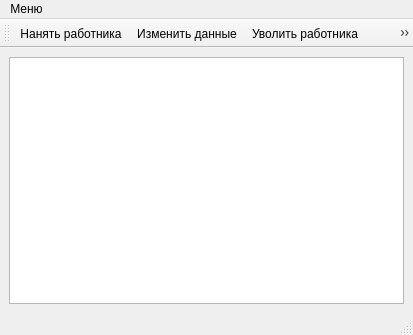
Above: mainwindow.ui from eazyproger/HRDep before the change. Below: the same form after it.
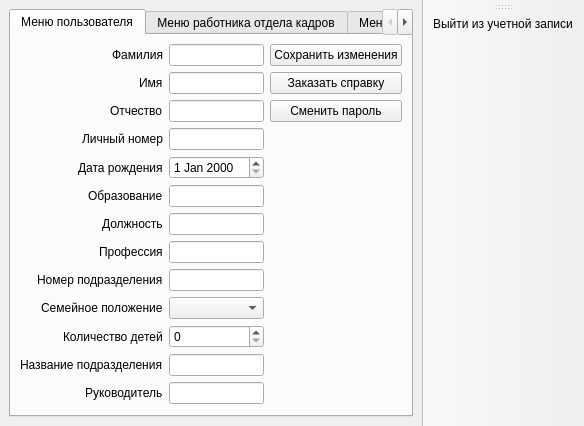
That is the form after the change. Icons and pictures are not drawn.

Commit message: finished userMenu, other minor changes

Diff of the .ui file:
```diff
--- a/mainwindow.ui
+++ b/mainwindow.ui
@@ -6,84 +6,318 @@
    <rect>
     <x>0</x>
     <y>0</y>
-    <width>413</width>
-    <height>335</height>
+    <width>516</width>
+    <height>425</height>
    </rect>
   </property>
   <property name="windowTitle">
    <string>MainWindow</string>
   </property>
   <widget class="QWidget" name="centralwidget">
-   <layout class="QHBoxLayout" name="horizontalLayout">
-    <item>
-     <widget class="QTableWidget" name="mainTable"/>
+   <layout class="QGridLayout" name="gridLayout_2">
+    <item row="0" column="1">
+     <widget class="QTabWidget" name="tabWidget">
+      <property name="currentIndex">
+       <number>0</number>
+      </property>
+      <widget class="QWidget" name="userMenu">
+       <attribute name="title">
+        <string>Меню пользователя</string>
+       </attribute>
+       <layout class="QGridLayout" name="gridLayout">
+        <item row="2" column="3">
+         <widget class="QPushButton" name="saveChanges">
+          <property name="text">
+           <string>Сохранить изменения</string>
+          </property>
+         </widget>
+        </item>
+        <item row="21" column="1" alignment="Qt::AlignRight">
+         <widget class="QLabel" name="label_7">
+          <property name="text">
+           <string>Профессия</string>
+          </property>
+         </widget>
+        </item>
+        <item row="28" column="2">
+         <widget class="QSpinBox" name="numberOfChildren"/>
+        </item>
+        <item row="12" column="1" alignment="Qt::AlignRight">
+         <widget class="QLabel" name="label_3">
+          <property name="text">
+           <string>Личный номер</string>
+          </property>
+         </widget>
+        </item>
+        <item row="2" column="2">
+         <widget class="QLineEdit" name="surname"/>
+        </item>
+        <item row="2" column="1">
+         <widget class="QLabel" name="label">
+          <property name="inputMethodHints">
+           <set>Qt::ImhNone</set>
+          </property>
+          <property name="text">
+           <string>&lt;html&gt;&lt;head/&gt;&lt;body&gt;&lt;p align=&quot;right&quot;&gt;Фамилия&lt;/p&gt;&lt;/body&gt;&lt;/html&gt;</string>
+          </property>
+          <property name="textInteractionFlags">
+           <set>Qt::LinksAccessibleByMouse</set>
+          </property>
+         </widget>
+        </item>
+        <item row="8" column="2">
+         <widget class="QLineEdit" name="lastName"/>
+        </item>
+        <item row="23" column="1" alignment="Qt::AlignRight">
+         <widget class="QLabel" name="label_10">
+          <property name="text">
+           <string>Семейное положение</string>
+          </property>
+         </widget>
+        </item>
+        <item row="28" column="1" alignment="Qt::AlignRight">
+         <widget class="QLabel" name="label_11">
+          <property name="text">
+           <string>Количество детей</string>
+          </property>
+         </widget>
+        </item>
+        <item row="5" column="2">
+         <widget class="QLineEdit" name="name"/>
+        </item>
+        <item row="19" column="2">
+         <widget class="QLineEdit" name="post"/>
+        </item>
+        <item row="8" column="1" alignment="Qt::AlignRight">
+         <widget class="QLabel" name="label_4">
+          <property name="text">
+           <string>Отчество</string>
+          </property>
+         </widget>
+        </item>
+        <item row="29" column="2">
+         <widget class="QLineEdit" name="divisionName"/>
+        </item>
+        <item row="23" column="2">
+         <widget class="QComboBox" name="marritalStatus"/>
+        </item>
+        <item row="8" column="3">
+         <widget class="QPushButton" name="changePassword">
+          <property name="text">
+           <string>Сменить пароль</string>
+          </property>
+         </widget>
+        </item>
+        <item row="21" column="2">
+         <widget class="QLineEdit" name="profession">
+          <property name="text">
+           <string/>
+          </property>
+         </widget>
+        </item>
+        <item row="5" column="3">
+         <widget class="QPushButton" name="requestCertificate">
+          <property name="text">
+           <string>Заказать справку</string>
+          </property>
+         </widget>
+        </item>
+        <item row="29" column="1">
+         <widget class="QLabel" name="label_12">
+          <property name="text">
+           <string>Название подразделения</string>
+          </property>
+         </widget>
+        </item>
+        <item row="19" column="1" alignment="Qt::AlignRight">
+         <widget class="QLabel" name="label_8">
+          <property name="text">
+           <string>Должность</string>
+          </property>
+         </widget>
+        </item>
+        <item row="30" column="1" alignment="Qt::AlignRight">
+         <widget class="QLabel" name="label_13">
+          <property name="text">
+           <string>Руководитель</string>
+          </property>
+         </widget>
+        </item>
+        <item row="22" column="1" alignment="Qt::AlignRight">
+         <widget class="QLabel" name="label_9">
+          <property name="text">
+           <string>Номер подразделения</string>
+          </property>
+         </widget>
+        </item>
+        <item row="18" column="1" alignment="Qt::AlignRight">
+         <widget class="QLabel" name="label_6">
+          <property name="text">
+           <string>Образование</string>
+          </property>
+         </widget>
+        </item>
+        <item row="14" column="2">
+         <widget class="QDateEdit" name="birthday"/>
+        </item>
+        <item row="12" column="2">
+         <widget class="QLineEdit" name="personalNumber"/>
+        </item>
+        <item row="5" column="1" alignment="Qt::AlignRight">
+         <widget class="QLabel" name="label_2">
+          <property name="text">
+           <string>Имя</string>
+          </property>
+         </widget>
+        </item>
+        <item row="22" column="2">
+         <widget class="QLineEdit" name="divisionNumber">
+          <property name="text">
+           <string/>
+          </property>
+         </widget>
+        </item>
+        <item row="18" column="2">
+         <widget class="QLineEdit" name="education"/>
+        </item>
+        <item row="30" column="2">
+         <widget class="QLineEdit" name="director"/>
+        </item>
+        <item row="14" column="1" alignment="Qt::AlignRight">
+         <widget class="QLabel" name="label_5">
+          <property name="text">
+           <string>Дата рождения</string>
+          </property>
+         </widget>
+        </item>
+       </layout>
+      </widget>
+      <widget class="QWidget" name="hrMenu">
+       <attribute name="title">
+        <string>Меню работника отдела кадров</string>
+       </attribute>
+       <layout class="QHBoxLayout" name="horizontalLayout_2">
+        <item>
+         <widget class="QTabWidget" name="tabWidget_2">
+          <property name="currentIndex">
+           <number>1</number>
+          </property>
+          <widget class="QWidget" name="tab_4">
+           <attribute name="title">
+            <string>Подтвержденные пользователи</string>
+           </attribute>
+           <layout class="QHBoxLayout" name="horizontalLayout_3">
+            <item>
+             <layout class="QVBoxLayout" name="verticalLayout_2">
+              <item>
+               <layout class="QHBoxLayout" name="horizontalLayout">
+                <item>
+                 <widget class="QPushButton" name="pushButton_2">
+                  <property name="text">
+                   <string>Изменить данные</string>
+                  </property>
+                 </widget>
+                </item>
+                <item>
+                 <widget class="QPushButton" name="pushButton_4">
+                  <property name="text">
+                   <string>Уволить</string>
+                  </property>
+                 </widget>
+                </item>
+               </layout>
+              </item>
+              <item>
+               <widget class="QTableWidget" name="mainTable"/>
+              </item>
+             </layout>
+            </item>
+           </layout>
+          </widget>
+          <widget class="QWidget" name="tab_5">
+           <attribute name="title">
+            <string>Неподтвержденные пользователи</string>
+           </attribute>
+           <layout class="QHBoxLayout" name="horizontalLayout_5">
+            <item>
+             <layout class="QVBoxLayout" name="verticalLayout_3">
+              <item>
+               <layout class="QHBoxLayout" name="horizontalLayout_4">
+                <item>
+                 <widget class="QPushButton" name="pushButton_5">
+                  <property name="text">
+                   <string>Подтвердить</string>
+                  </property>
+                 </widget>
+                </item>
+                <item>
+                 <widget class="QPushButton" name="pushButton_6">
+                  <property name="text">
+                   <string>Удалить</string>
+                  </property>
+                 </widget>
+                </item>
+               </layout>
+              </item>
+              <item>
+               <widget class="QTableWidget" name="mainTable_2"/>
+              </item>
+             </layout>
+            </item>
+           </layout>
+          </widget>
+         </widget>
+        </item>
+       </layout>
+      </widget>
+      <widget class="QWidget" name="adminMenu">
+       <attribute name="title">
+        <string>Меню администратора</string>
+       </attribute>
+       <layout class="QHBoxLayout" name="horizontalLayout_7">
+        <item>
+         <layout class="QVBoxLayout" name="verticalLayout_4">
+          <item>
+           <layout class="QHBoxLayout" name="horizontalLayout_6">
+            <item>
+             <widget class="QPushButton" name="pushButton_7">
+              <property name="text">
+               <string>Повысить уровень доступа</string>
+              </property>
+             </widget>
+            </item>
+            <item>
+             <widget class="QPushButton" name="pushButton_8">
+              <property name="text">
+               <string>Понизить уровень доступа</string>
+              </property>
+             </widget>
+            </item>
+           </layout>
+          </item>
+          <item>
+           <widget class="QTableWidget" name="mainTable_3"/>
+          </item>
+         </layout>
+        </item>
+       </layout>
+      </widget>
+     </widget>
     </item>
    </layout>
   </widget>
-  <widget class="QStatusBar" name="statusbar"/>
   <widget class="QToolBar" name="toolBar">
    <property name="windowTitle">
     <string>toolBar</string>
    </property>
    <attribute name="toolBarArea">
-    <enum>TopToolBarArea</enum>
+    <enum>RightToolBarArea</enum>
    </attribute>
    <attribute name="toolBarBreak">
     <bool>false</bool>
    </attribute>
-   <addaction name="addWorker"/>
-   <addaction name="editWorker"/>
-   <addaction name="deleteWorker"/>
    <addaction name="logOut"/>
   </widget>
-  <widget class="QMenuBar" name="menubar">
-   <property name="geometry">
-    <rect>
-     <x>0</x>
-     <y>0</y>
-     <width>413</width>
-     <height>20</height>
-    </rect>
-   </property>
-   <widget class="QMenu" name="menu">
-    <property name="title">
-     <string>Меню</string>
-    </property>
-    <addaction name="addWorker"/>
-    <addaction name="editWorker"/>
-    <addaction name="deleteWorker"/>
-    <addaction name="separator"/>
-    <addaction name="logOut"/>
-   </widget>
-   <addaction name="menu"/>
-  </widget>
-  <action name="addWorker">
-   <property name="icon">
-    <iconset resource="resources.qrc">
-     <normaloff>:/img/icon/add.png</normaloff>:/img/icon/add.png</iconset>
-   </property>
-   <property name="text">
-    <string>Нанять работника</string>
-   </property>
-  </action>
-  <action name="editWorker">
-   <property name="icon">
-    <iconset resource="resources.qrc">
-     <normaloff>:/img/icon/edit.png</normaloff>:/img/icon/edit.png</iconset>
-   </property>
-   <property name="text">
-    <string>Изменить данные</string>
-   </property>
-  </action>
-  <action name="deleteWorker">
-   <property name="icon">
-    <iconset resource="resources.qrc">
-     <normaloff>:/img/icon/delete.png</normaloff>:/img/icon/delete.png</iconset>
-   </property>
-   <property name="text">
-    <string>Уволить работника</string>
-   </property>
-  </action>
   <action name="logOut">
    <property name="icon">
     <iconset resource="resources.qrc">
```
The commit also changes 17 other files.
